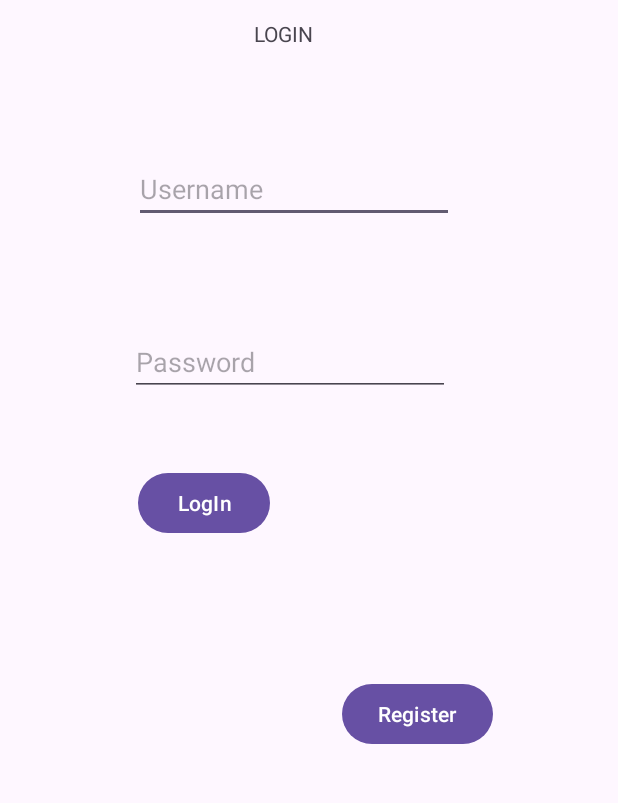
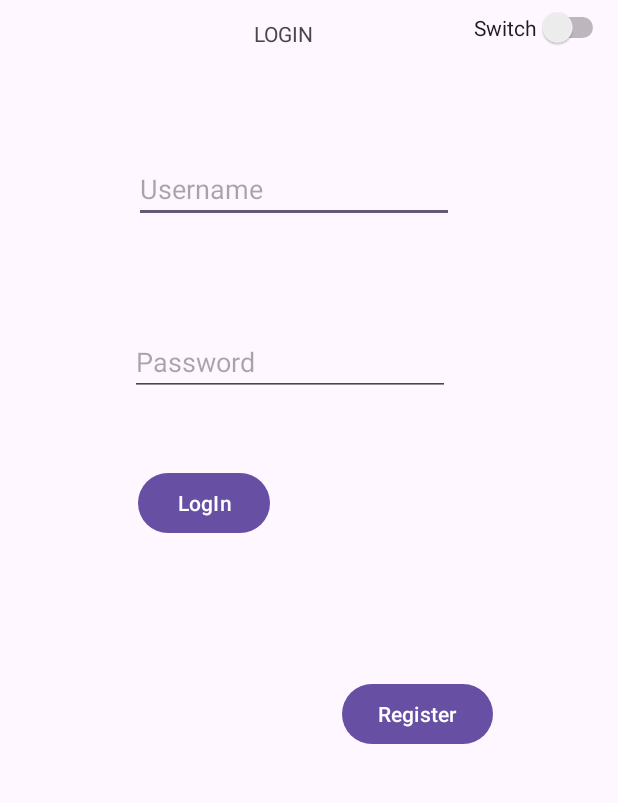
Before and after one commit to sujal-sudo/CASHIQ, an Android app: the screen it shows after launch (Login), on a phone screen of 412 x 824 dp, the part 29-832 px from its top. Run offline under Robolectric (Android 15) with nearby library versions, the phone set to English and light mode, and no system bars.

Commit message:
Second Commit

```diff
--- a/app/src/main/res/layout/activity_login.xml
+++ b/app/src/main/res/layout/activity_login.xml
@@ -79,4 +79,14 @@
         app:layout_constraintEnd_toEndOf="parent"
         app:layout_constraintTop_toBottomOf="@+id/editTextTextPassword2" />
 
+    <Switch
+        android:id="@+id/switch1"
+        android:layout_width="wrap_content"
+        android:layout_height="wrap_content"
+        android:layout_marginTop="24dp"
+        android:layout_marginEnd="6dp"
+        android:text="Switch"
+        app:layout_constraintEnd_toEndOf="parent"
+        app:layout_constraintTop_toTopOf="parent" />
+
 </androidx.constraintlayout.widget.ConstraintLayout>
```
